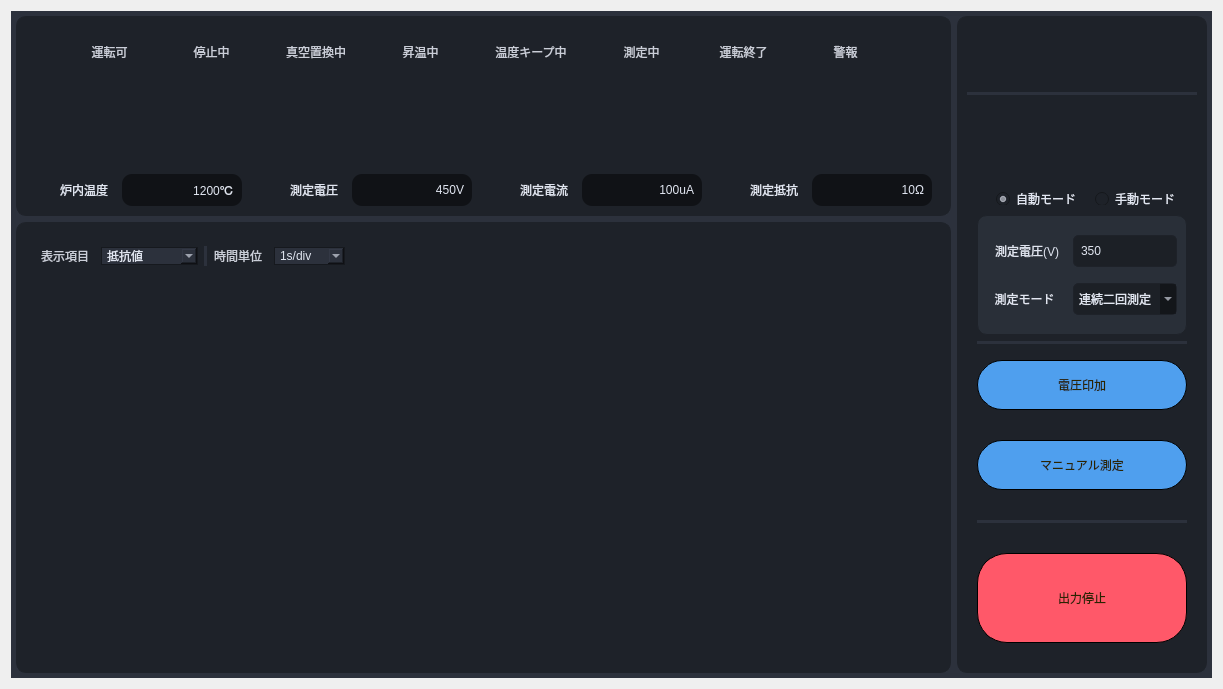
Qt form Source code/gui_main/gui/uis/pages/main_pages.ui (coolandy345/MS4371) before a commit.
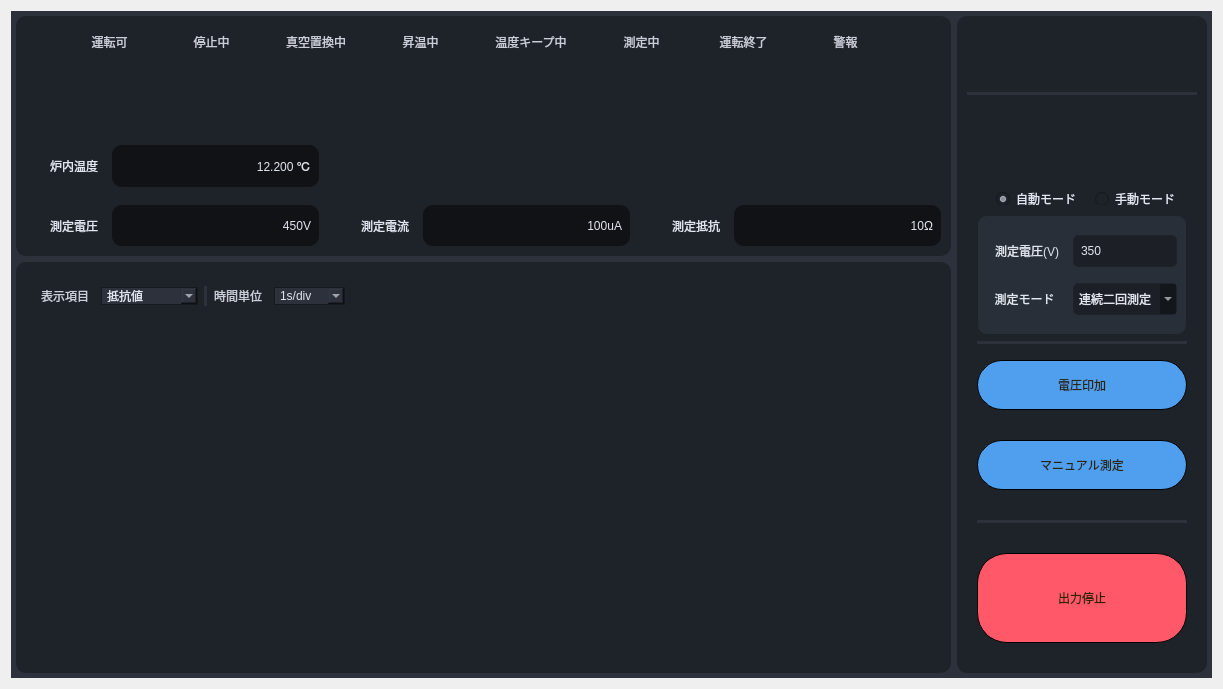
The same form after that commit. The open tabs and pages were chosen to show the change.

The edit to the form file:
```diff
--- a/Source code/gui_main/gui/uis/pages/main_pages.ui
+++ b/Source code/gui_main/gui/uis/pages/main_pages.ui
@@ -1835,7 +1835,7 @@
          <property name="maximumSize">
           <size>
            <width>16777215</width>
-           <height>200</height>
+           <height>240</height>
           </size>
          </property>
          <property name="styleSheet">
@@ -2407,7 +2407,7 @@
             <property name="maximumSize">
              <size>
               <width>16777215</width>
-              <height>50</height>
+              <height>16777215</height>
              </size>
             </property>
             <property name="styleSheet">
@@ -2435,7 +2435,86 @@
              <property name="spacing">
               <number>0</number>
              </property>
-             <item row="0" column="2">
+             <item row="1" column="0">
+              <widget class="QFrame" name="frame_17">
+               <property name="minimumSize">
+                <size>
+                 <width>200</width>
+                 <height>0</height>
+                </size>
+               </property>
+               <property name="maximumSize">
+                <size>
+                 <width>16777215</width>
+                 <height>16777215</height>
+                </size>
+               </property>
+               <property name="frameShape">
+                <enum>QFrame::StyledPanel</enum>
+               </property>
+               <property name="frameShadow">
+                <enum>QFrame::Raised</enum>
+               </property>
+               <layout class="QGridLayout" name="gridLayout_30">
+                <item row="0" column="1">
+                 <widget class="QLabel" name="realtime_Voltage_lineEdit">
+                  <property name="minimumSize">
+                   <size>
+                    <width>0</width>
+                    <height>0</height>
+                   </size>
+                  </property>
+                  <property name="maximumSize">
+                   <size>
+                    <width>16777215</width>
+                    <height>16777215</height>
+                   </size>
+                  </property>
+                  <property name="styleSheet">
+                   <string notr="true">font: 30px &quot;游ゴシック&quot;;
+color: rgb(225, 230, 241);
+padding-right:5px;
+background-color: rgb(16, 18, 22);</string>
+                  </property>
+                  <property name="text">
+                   <string>450V</string>
+                  </property>
+                  <property name="alignment">
+                   <set>Qt::AlignRight|Qt::AlignTrailing|Qt::AlignVCenter</set>
+                  </property>
+                 </widget>
+                </item>
+                <item row="0" column="0">
+                 <widget class="QLabel" name="label_31">
+                  <property name="minimumSize">
+                   <size>
+                    <width>80</width>
+                    <height>30</height>
+                   </size>
+                  </property>
+                  <property name="maximumSize">
+                   <size>
+                    <width>60</width>
+                    <height>16777215</height>
+                   </size>
+                  </property>
+                  <property name="styleSheet">
+                   <string notr="true">font: 18px &quot;游ゴシック&quot;;
+color: rgb(225, 230, 241);
+padding-right:5px;</string>
+                  </property>
+                  <property name="text">
+                   <string>測定電圧</string>
+                  </property>
+                  <property name="alignment">
+                   <set>Qt::AlignRight|Qt::AlignTrailing|Qt::AlignVCenter</set>
+                  </property>
+                 </widget>
+                </item>
+               </layout>
+              </widget>
+             </item>
+             <item row="1" column="3">
               <widget class="QFrame" name="frame_21">
                <property name="minimumSize">
                 <size>
@@ -2445,7 +2524,7 @@
                </property>
                <property name="maximumSize">
                 <size>
-                 <width>220</width>
+                 <width>16777215</width>
                  <height>16777215</height>
                 </size>
                </property>
@@ -2457,6 +2536,85 @@
                </property>
                <layout class="QGridLayout" name="gridLayout_32">
                 <item row="0" column="0">
+                 <widget class="QLabel" name="label_34">
+                  <property name="minimumSize">
+                   <size>
+                    <width>80</width>
+                    <height>30</height>
+                   </size>
+                  </property>
+                  <property name="maximumSize">
+                   <size>
+                    <width>60</width>
+                    <height>16777215</height>
+                   </size>
+                  </property>
+                  <property name="styleSheet">
+                   <string notr="true">font: 18px &quot;游ゴシック&quot;;
+color: rgb(225, 230, 241);
+padding-right:5px;</string>
+                  </property>
+                  <property name="text">
+                   <string>測定抵抗</string>
+                  </property>
+                  <property name="alignment">
+                   <set>Qt::AlignRight|Qt::AlignTrailing|Qt::AlignVCenter</set>
+                  </property>
+                 </widget>
+                </item>
+                <item row="0" column="1">
+                 <widget class="QLabel" name="realtime_Resistor_lineEdit">
+                  <property name="minimumSize">
+                   <size>
+                    <width>0</width>
+                    <height>0</height>
+                   </size>
+                  </property>
+                  <property name="maximumSize">
+                   <size>
+                    <width>16777215</width>
+                    <height>16777215</height>
+                   </size>
+                  </property>
+                  <property name="styleSheet">
+                   <string notr="true">font: 30px &quot;游ゴシック&quot;;
+color: rgb(225, 230, 241);
+padding-right:5px;
+background-color: rgb(16, 18, 22);</string>
+                  </property>
+                  <property name="text">
+                   <string>10Ω</string>
+                  </property>
+                  <property name="alignment">
+                   <set>Qt::AlignRight|Qt::AlignTrailing|Qt::AlignVCenter</set>
+                  </property>
+                 </widget>
+                </item>
+               </layout>
+              </widget>
+             </item>
+             <item row="1" column="2">
+              <widget class="QFrame" name="frame_67">
+               <property name="minimumSize">
+                <size>
+                 <width>200</width>
+                 <height>0</height>
+                </size>
+               </property>
+               <property name="maximumSize">
+                <size>
+                 <width>16777215</width>
+                 <height>16777215</height>
+                </size>
+               </property>
+               <property name="frameShape">
+                <enum>QFrame::StyledPanel</enum>
+               </property>
+               <property name="frameShadow">
+                <enum>QFrame::Raised</enum>
+               </property>
+               <layout class="QGridLayout" name="gridLayout_33">
+                <item row="0" column="0">
                  <widget class="QLabel" name="label_35">
                   <property name="minimumSize">
                    <size>
@@ -2484,16 +2642,16 @@
                  </widget>
                 </item>
                 <item row="0" column="1">
-                 <widget class="QLabel" name="label_36">
+                 <widget class="QLabel" name="realtime_Current_lineEdit">
                   <property name="minimumSize">
                    <size>
-                    <width>120</width>
+                    <width>0</width>
                     <height>0</height>
                    </size>
                   </property>
                   <property name="maximumSize">
                    <size>
-                    <width>120</width>
+                    <width>16777215</width>
                     <height>16777215</height>
                    </size>
                   </property>
@@ -2514,85 +2672,6 @@
                </layout>
               </widget>
              </item>
-             <item row="0" column="1">
-              <widget class="QFrame" name="frame_17">
-               <property name="minimumSize">
-                <size>
-                 <width>200</width>
-                 <height>0</height>
-                </size>
-               </property>
-               <property name="maximumSize">
-                <size>
-                 <width>220</width>
-                 <height>16777215</height>
-                </size>
-               </property>
-               <property name="frameShape">
-                <enum>QFrame::StyledPanel</enum>
-               </property>
-               <property name="frameShadow">
-                <enum>QFrame::Raised</enum>
-               </property>
-               <layout class="QGridLayout" name="gridLayout_30">
-                <item row="0" column="0">
-                 <widget class="QLabel" name="label_31">
-                  <property name="minimumSize">
-                   <size>
-                    <width>80</width>
-                    <height>30</height>
-                   </size>
-                  </property>
-                  <property name="maximumSize">
-                   <size>
-                    <width>60</width>
-                    <height>16777215</height>
-                   </size>
-                  </property>
-                  <property name="styleSheet">
-                   <string notr="true">font: 18px &quot;游ゴシック&quot;;
-color: rgb(225, 230, 241);
-padding-right:5px;</string>
-                  </property>
-                  <property name="text">
-                   <string>測定電圧</string>
-                  </property>
-                  <property name="alignment">
-                   <set>Qt::AlignRight|Qt::AlignTrailing|Qt::AlignVCenter</set>
-                  </property>
-                 </widget>
-                </item>
-                <item row="0" column="1">
-                 <widget class="QLabel" name="label_32">
-                  <property name="minimumSize">
-                   <size>
-                    <width>120</width>
-                    <height>0</height>
-                   </size>
-                  </property>
-                  <property name="maximumSize">
-                   <size>
-                    <width>120</width>
-                    <height>16777215</height>
-                   </size>
-                  </property>
-                  <property name="styleSheet">
-                   <string notr="true">font: 30px &quot;游ゴシック&quot;;
-color: rgb(225, 230, 241);
-padding-right:5px;
-background-color: rgb(16, 18, 22);</string>
-                  </property>
-                  <property name="text">
-                   <string>450V</string>
-                  </property>
-                  <property name="alignment">
-                   <set>Qt::AlignRight|Qt::AlignTrailing|Qt::AlignVCenter</set>
-                  </property>
-                 </widget>
-                </item>
-               </layout>
-              </widget>
-             </item>
              <item row="0" column="0">
               <widget class="QFrame" name="frame_16">
                <property name="minimumSize">
@@ -2603,7 +2682,7 @@
                </property>
                <property name="maximumSize">
                 <size>
-                 <width>220</width>
+                 <width>16777215</width>
                  <height>16777215</height>
                 </size>
                </property>
@@ -2645,13 +2724,13 @@
                  <widget class="QLabel" name="label_26">
                   <property name="minimumSize">
                    <size>
-                    <width>120</width>
+                    <width>0</width>
                     <height>0</height>
                    </size>
                   </property>
                   <property name="maximumSize">
                    <size>
-                    <width>120</width>
+                    <width>16777215</width>
                     <height>16777215</height>
                    </size>
                   </property>
@@ -2662,86 +2741,7 @@
 background-color: rgb(16, 18, 22);</string>
                   </property>
                   <property name="text">
-                   <string>1200℃</string>
-                  </property>
-                  <property name="alignment">
-                   <set>Qt::AlignRight|Qt::AlignTrailing|Qt::AlignVCenter</set>
-                  </property>
-                 </widget>
-                </item>
-               </layout>
-              </widget>
-             </item>
-             <item row="0" column="3">
-              <widget class="QFrame" name="frame_19">
-               <property name="minimumSize">
-                <size>
-                 <width>200</width>
-                 <height>0</height>
-                </size>
-               </property>
-               <property name="maximumSize">
-                <size>
-                 <width>220</width>
-                 <height>16777215</height>
-                </size>
-               </property>
-               <property name="frameShape">
-                <enum>QFrame::StyledPanel</enum>
-               </property>
-               <property name="frameShadow">
-                <enum>QFrame::Raised</enum>
-               </property>
-               <layout class="QGridLayout" name="gridLayout_31">
-                <item row="0" column="0">
-                 <widget class="QLabel" name="label_33">
-                  <property name="minimumSize">
-                   <size>
-                    <width>80</width>
-                    <height>30</height>
-                   </size>
-                  </property>
-                  <property name="maximumSize">
-                   <size>
-                    <width>60</width>
-                    <height>16777215</height>
-                   </size>
-                  </property>
-                  <property name="styleSheet">
-                   <string notr="true">font: 18px &quot;游ゴシック&quot;;
-color: rgb(225, 230, 241);
-padding-right:5px;</string>
-                  </property>
-                  <property name="text">
-                   <string>測定抵抗</string>
-                  </property>
-                  <property name="alignment">
-                   <set>Qt::AlignRight|Qt::AlignTrailing|Qt::AlignVCenter</set>
-                  </property>
-                 </widget>
-                </item>
-                <item row="0" column="1">
-                 <widget class="QLabel" name="label_34">
-                  <property name="minimumSize">
-                   <size>
-                    <width>120</width>
-                    <height>0</height>
-                   </size>
-                  </property>
-                  <property name="maximumSize">
-                   <size>
-                    <width>120</width>
-                    <height>16777215</height>
-                   </size>
-                  </property>
-                  <property name="styleSheet">
-                   <string notr="true">font: 30px &quot;游ゴシック&quot;;
-color: rgb(225, 230, 241);
-padding-right:5px;
-background-color: rgb(16, 18, 22);</string>
-                  </property>
-                  <property name="text">
-                   <string>10Ω</string>
+                   <string>12.200 ℃</string>
                   </property>
                   <property name="alignment">
                    <set>Qt::AlignRight|Qt::AlignTrailing|Qt::AlignVCenter</set>
```
Left out of the diff: 12 changed lines with no effect on the pictures.
